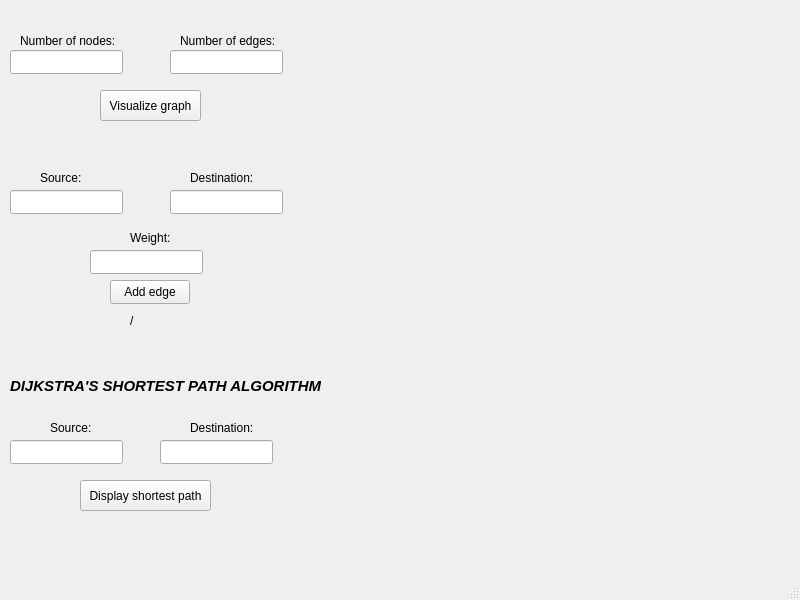
First picture: the form in mainwindow.ui, repository rayachorbadzhiyska/dijkstras-algorithm, before the edit.
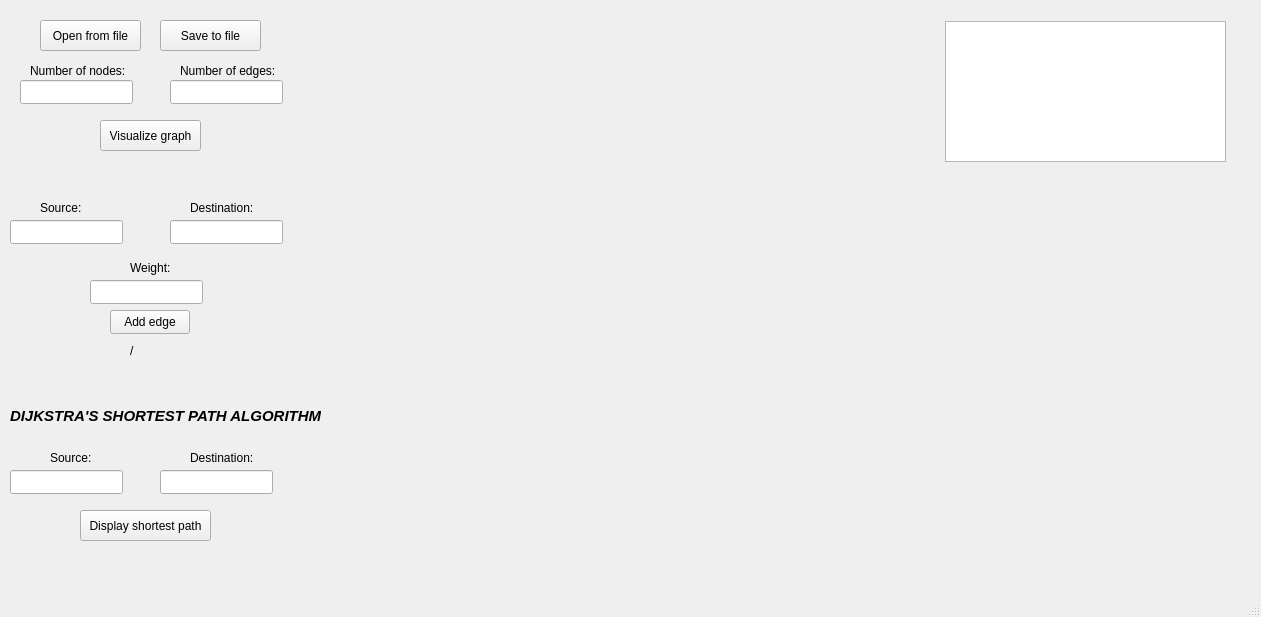
Second picture: the form after the edit.

Commit message: Implement opening and saving to file and graph visualization

The edit to the form file:
```diff
--- a/mainwindow.ui
+++ b/mainwindow.ui
@@ -6,8 +6,8 @@
    <rect>
     <x>0</x>
     <y>0</y>
-    <width>800</width>
-    <height>600</height>
+    <width>1261</width>
+    <height>617</height>
    </rect>
   </property>
   <property name="windowTitle">
@@ -17,8 +17,8 @@
    <widget class="QLabel" name="label">
     <property name="geometry">
      <rect>
-      <x>20</x>
-      <y>30</y>
+      <x>30</x>
+      <y>60</y>
       <width>101</width>
       <height>21</height>
      </rect>
@@ -30,8 +30,8 @@
    <widget class="QLineEdit" name="nodesCountText">
     <property name="geometry">
      <rect>
-      <x>10</x>
-      <y>50</y>
+      <x>20</x>
+      <y>80</y>
       <width>113</width>
       <height>24</height>
      </rect>
@@ -41,7 +41,7 @@
     <property name="geometry">
      <rect>
       <x>180</x>
-      <y>30</y>
+      <y>60</y>
       <width>101</width>
       <height>21</height>
      </rect>
@@ -54,7 +54,7 @@
     <property name="geometry">
      <rect>
       <x>170</x>
-      <y>50</y>
+      <y>80</y>
       <width>113</width>
       <height>24</height>
      </rect>
@@ -64,7 +64,7 @@
     <property name="geometry">
      <rect>
       <x>100</x>
-      <y>90</y>
+      <y>120</y>
       <width>101</width>
       <height>31</height>
      </rect>
@@ -77,7 +77,7 @@
     <property name="geometry">
      <rect>
       <x>40</x>
-      <y>170</y>
+      <y>200</y>
       <width>49</width>
       <height>16</height>
      </rect>
@@ -90,7 +90,7 @@
     <property name="geometry">
      <rect>
       <x>10</x>
-      <y>190</y>
+      <y>220</y>
       <width>113</width>
       <height>24</height>
      </rect>
@@ -100,7 +100,7 @@
     <property name="geometry">
      <rect>
       <x>190</x>
-      <y>170</y>
+      <y>200</y>
       <width>71</width>
       <height>16</height>
      </rect>
@@ -113,7 +113,7 @@
     <property name="geometry">
      <rect>
       <x>170</x>
-      <y>190</y>
+      <y>220</y>
       <width>113</width>
       <height>24</height>
      </rect>
@@ -123,7 +123,7 @@
     <property name="geometry">
      <rect>
       <x>130</x>
-      <y>230</y>
+      <y>260</y>
       <width>49</width>
       <height>16</height>
      </rect>
@@ -136,7 +136,7 @@
     <property name="geometry">
      <rect>
       <x>90</x>
-      <y>250</y>
+      <y>280</y>
       <width>113</width>
       <height>24</height>
      </rect>
@@ -146,7 +146,7 @@
     <property name="geometry">
      <rect>
       <x>110</x>
-      <y>280</y>
+      <y>310</y>
       <width>80</width>
       <height>24</height>
      </rect>
@@ -159,7 +159,7 @@
     <property name="geometry">
      <rect>
       <x>130</x>
-      <y>310</y>
+      <y>340</y>
       <width>61</width>
       <height>21</height>
      </rect>
@@ -172,7 +172,7 @@
     <property name="geometry">
      <rect>
       <x>10</x>
-      <y>360</y>
+      <y>390</y>
       <width>311</width>
       <height>51</height>
      </rect>
@@ -192,7 +192,7 @@
     <property name="geometry">
      <rect>
       <x>50</x>
-      <y>420</y>
+      <y>450</y>
       <width>49</width>
       <height>16</height>
      </rect>
@@ -205,7 +205,7 @@
     <property name="geometry">
      <rect>
       <x>190</x>
-      <y>420</y>
+      <y>450</y>
       <width>71</width>
       <height>16</height>
      </rect>
@@ -218,7 +218,7 @@
     <property name="geometry">
      <rect>
       <x>10</x>
-      <y>440</y>
+      <y>470</y>
       <width>113</width>
       <height>24</height>
      </rect>
@@ -228,7 +228,7 @@
     <property name="geometry">
      <rect>
       <x>160</x>
-      <y>440</y>
+      <y>470</y>
       <width>113</width>
       <height>24</height>
      </rect>
@@ -238,7 +238,7 @@
     <property name="geometry">
      <rect>
       <x>80</x>
-      <y>480</y>
+      <y>510</y>
       <width>131</width>
       <height>31</height>
      </rect>
@@ -247,6 +247,53 @@
      <string>Display shortest path</string>
     </property>
    </widget>
+   <widget class="QWidget" name="gridLayoutWidget">
+    <property name="geometry">
+     <rect>
+      <x>340</x>
+      <y>20</y>
+      <width>571</width>
+      <height>531</height>
+     </rect>
+    </property>
+    <layout class="QGridLayout" name="graphLayout"/>
+   </widget>
+   <widget class="QPushButton" name="openButton">
+    <property name="geometry">
+     <rect>
+      <x>40</x>
+      <y>20</y>
+      <width>101</width>
+      <height>31</height>
+     </rect>
+    </property>
+    <property name="text">
+     <string>Open from file</string>
+    </property>
+   </widget>
+   <widget class="QPushButton" name="saveButton">
+    <property name="geometry">
+     <rect>
+      <x>160</x>
+      <y>20</y>
+      <width>101</width>
+      <height>31</height>
+     </rect>
+    </property>
+    <property name="text">
+     <string>Save to file</string>
+    </property>
+   </widget>
+   <widget class="QListWidget" name="edgeList">
+    <property name="geometry">
+     <rect>
+      <x>945</x>
+      <y>21</y>
+      <width>281</width>
+      <height>141</height>
+     </rect>
+    </property>
+   </widget>
   </widget>
   <widget class="QMenuBar" name="menubar">
    <property name="geometry">
```
Left out of the diff: 2 changed lines with no effect on the pictures. The commit also changes 7 other files.
